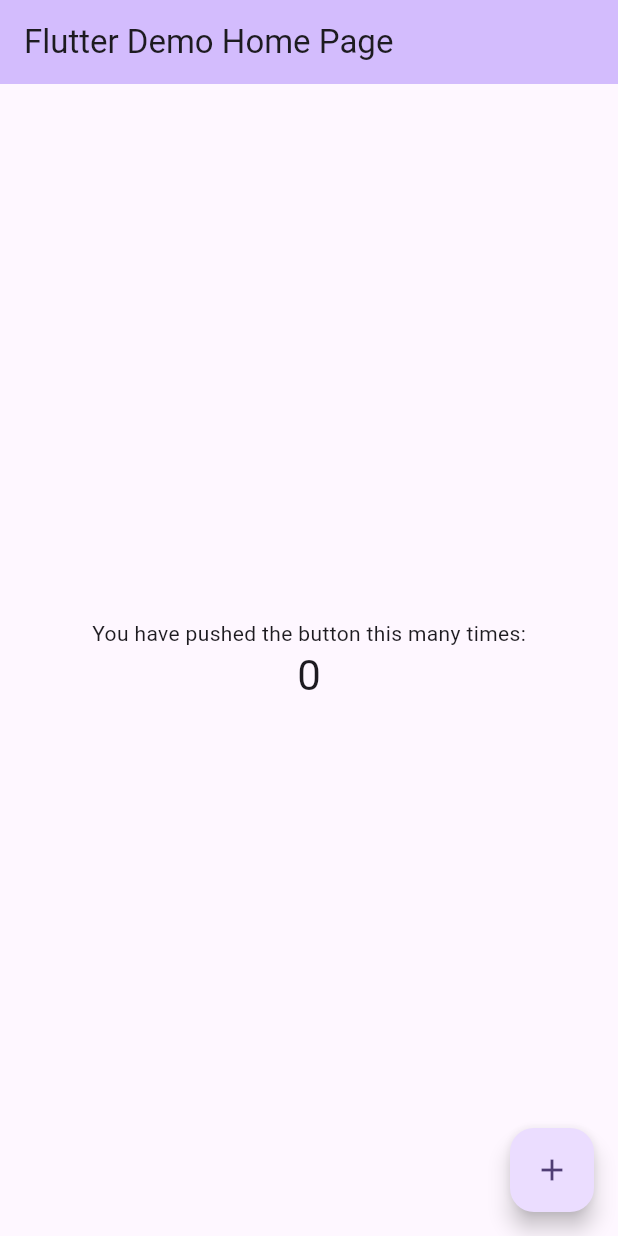
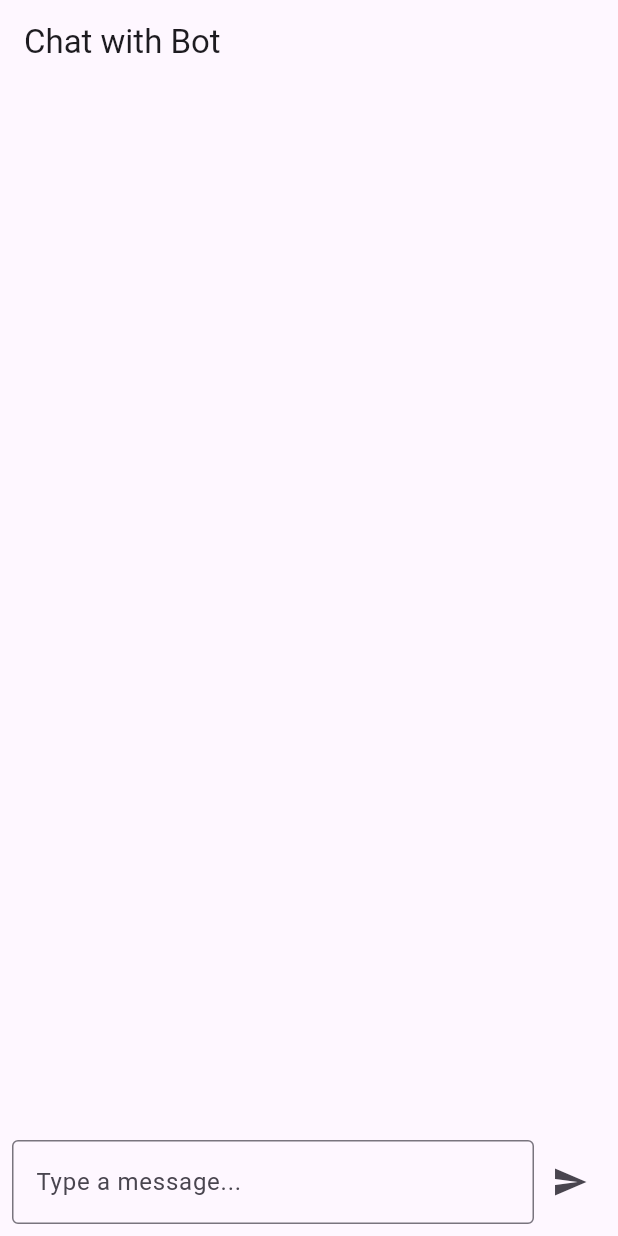
Before and after one commit to SubhasreeCodes/flutter_smart_reply, a Flutter app: the screen it shows after launch, on a phone screen of 412 x 824 dp. Run offline on Flutter 3.47's test engine with Material 3 defaults, Android fonts, the phone set to English and light mode, and no system bars; our stand-ins replace bubble.

Commit message:
Create Chat Screen

```diff
--- a/lib/main.dart
+++ b/lib/main.dart
@@ -1,125 +1,18 @@
+import 'dart:convert';
 import 'package:flutter/material.dart';
+import 'package:flutter_smart_reply/screens/ChatScreen.dart';
+import 'package:http/http.dart' as http;
+import 'package:bubble/bubble.dart';
 
 void main() {
-  runApp(const MyApp());
+  runApp(MyApp());
 }
 
 class MyApp extends StatelessWidget {
-  const MyApp({super.key});
-
-  // This widget is the root of your application.
   @override
   Widget build(BuildContext context) {
     return MaterialApp(
-      title: 'Flutter Demo',
-      theme: ThemeData(
-        // This is the theme of your application.
-        //
-        // TRY THIS: Try running your application with "flutter run". You'll see
-        // the application has a purple toolbar. Then, without quitting the app,
-        // try changing the seedColor in the colorScheme below to Colors.green
-        // and then invoke "hot reload" (save your changes or press the "hot
-        // reload" button in a Flutter-supported IDE, or press "r" if you used
-        // the command line to start the app).
-        //
-        // Notice that the counter didn't reset back to zero; the application
-        // state is not lost during the reload. To reset the state, use hot
-        // restart instead.
-        //
-        // This works for code too, not just values: Most code changes can be
-        // tested with just a hot reload.
-        colorScheme: ColorScheme.fromSeed(seedColor: Colors.deepPurple),
-        useMaterial3: true,
-      ),
-      home: const MyHomePage(title: 'Flutter Demo Home Page'),
+      home: ChatScreen(),
     );
   }
 }
-
-class MyHomePage extends StatefulWidget {
-  const MyHomePage({super.key, required this.title});
-
-  // This widget is the home page of your application. It is stateful, meaning
-  // that it has a State object (defined below) that contains fields that affect
-  // how it looks.
-
-  // This class is the configuration for the state. It holds the values (in this
-  // case the title) provided by the parent (in this case the App widget) and
-  // used by the build method of the State. Fields in a Widget subclass are
-  // always marked "final".
-
-  final String title;
-
-  @override
-  State<MyHomePage> createState() => _MyHomePageState();
-}
-
-class _MyHomePageState extends State<MyHomePage> {
-  int _counter = 0;
-
-  void _incrementCounter() {
-    setState(() {
-      // This call to setState tells the Flutter framework that something has
-      // changed in this State, which causes it to rerun the build method below
-      // so that the display can reflect the updated values. If we changed
-      // _counter without calling setState(), then the build method would not be
-      // called again, and so nothing would appear to happen.
-      _counter++;
-    });
-  }
-
-  @override
-  Widget build(BuildContext context) {
-    // This method is rerun every time setState is called, for instance as done
-    // by the _incrementCounter method above.
-    //
-    // The Flutter framework has been optimized to make rerunning build methods
-    // fast, so that you can just rebuild anything that needs updating rather
-    // than having to individually change instances of widgets.
-    return Scaffold(
-      appBar: AppBar(
-        // TRY THIS: Try changing the color here to a specific color (to
-        // Colors.amber, perhaps?) and trigger a hot reload to see the AppBar
-        // change color while the other colors stay the same.
-        backgroundColor: Theme.of(context).colorScheme.inversePrimary,
-        // Here we take the value from the MyHomePage object that was created by
-        // the App.build method, and use it to set our appbar title.
-        title: Text(widget.title),
-      ),
-      body: Center(
-        // Center is a layout widget. It takes a single child and positions it
-        // in the middle of the parent.
-        child: Column(
-          // Column is also a layout widget. It takes a list of children and
-          // arranges them vertically. By default, it sizes itself to fit its
-          // children horizontally, and tries to be as tall as its parent.
-          //
-          // Column has various properties to control how it sizes itself and
-          // how it positions its children. Here we use mainAxisAlignment to
-          // center the children vertically; the main axis here is the vertical
-          // axis because Columns are vertical (the cross axis would be
-          // horizontal).
-          //
-          // TRY THIS: Invoke "debug painting" (choose the "Toggle Debug Paint"
-          // action in the IDE, or press "p" in the console), to see the
-          // wireframe for each widget.
-          mainAxisAlignment: MainAxisAlignment.center,
-          children: <Widget>[
-            const Text(
-              'You have pushed the button this many times:',
-            ),
-            Text(
-              '$_counter',
-              style: Theme.of(context).textTheme.headlineMedium,
-            ),
-          ],
-        ),
-      ),
-      floatingActionButton: FloatingActionButton(
-        onPressed: _incrementCounter,
-        tooltip: 'Increment',
-        child: const Icon(Icons.add),
-      ), // This trailing comma makes auto-formatting nicer for build methods.
-    );
-  }
-}
--- /dev/null
+++ b/lib/screens/ChatScreen.dart
@@ -0,0 +1,98 @@
+import 'package:bubble/bubble.dart';
+import 'package:flutter/material.dart';
+import 'package:http/http.dart' as http;
+import 'dart:convert'; // Import for JSON decoding
+
+class ChatScreen extends StatefulWidget {
+  @override
+  _ChatScreenState createState() => _ChatScreenState();
+}
+
+class _ChatScreenState extends State<ChatScreen> {
+  TextEditingController _controller = TextEditingController();
+  List<Map> _messages = [];
+
+  // Function to send a message to Flask API
+  Future<void> sendMessage(String query) async {
+    try {
+      // Replace with your machine's local IP address (or use 10.0.2.2 for Android Emulator)
+      final response = await http.post(
+        Uri.parse('http://192.168.x.x:5000/bot'), // Change this IP to your local IP
+        body: {'query': query},
+      );
+
+      if (response.statusCode == 200) {
+        var data = jsonDecode(response.body);
+        setState(() {
+          // Add user query and bot response to chat
+          _messages.add({"text": query, "isUser": true});
+          _messages.add({"text": data['response'], "isUser": false});
+        });
+      } else {
+        setState(() {
+          _messages.add({"text": "Error: ${response.statusCode}", "isUser": false});
+        });
+      }
+    } catch (e) {
+      setState(() {
+        _messages.add({"text": "Failed to connect: $e", "isUser": false});
+      });
+    }
+  }
+
+  // UI to build chat bubbles and display messages
+  @override
+  Widget build(BuildContext context) {
+    return Scaffold(
+      appBar: AppBar(title: Text('Chat with Bot')),
+      body: Column(
+        children: [
+          Expanded(
+            child: ListView.builder(
+              itemCount: _messages.length,
+              itemBuilder: (context, index) {
+                return Bubble(
+                  alignment: _messages[index]['isUser']
+                      ? Alignment.topRight
+                      : Alignment.topLeft,
+                  color: _messages[index]['isUser']
+                      ? Colors.blueAccent
+                      : Colors.grey,
+                  child: Text(
+                    _messages[index]['text'],
+                    style: TextStyle(color: Colors.white),
+                  ),
+                );
+              },
+            ),
+          ),
+          Padding(
+            padding: const EdgeInsets.all(8.0),
+            child: Row(
+              children: [
+                Expanded(
+                  child: TextField(
+                    controller: _controller,
+                    decoration: InputDecoration(
+                      labelText: 'Type a message...',
+                      border: OutlineInputBorder(),
+                    ),
+                  ),
+                ),
+                IconButton(
+                  icon: Icon(Icons.send),
+                  onPressed: () {
+                    if (_controller.text.isNotEmpty) {
+                      sendMessage(_controller.text);
+                      _controller.clear();
+                    }
+                  },
+                ),
+              ],
+            ),
+          ),
+        ],
+      ),
+    );
+  }
+}
```
